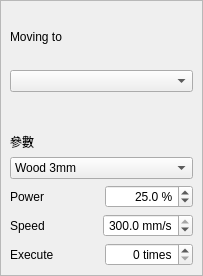
Qt form src/widgets/panels/layer-params-panel.ui (flux3dp/swiftray) before a commit.
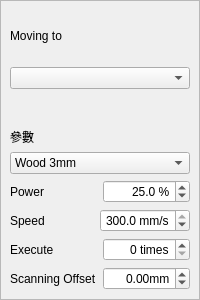
The same form after that commit.

Diff of the .ui file:
```diff
--- a/src/widgets/panels/layer-params-panel.ui
+++ b/src/widgets/panels/layer-params-panel.ui
@@ -6,10 +6,16 @@
    <rect>
     <x>0</x>
     <y>0</y>
-    <width>203</width>
-    <height>276</height>
+    <width>200</width>
+    <height>300</height>
    </rect>
   </property>
+  <property name="minimumSize">
+   <size>
+    <width>0</width>
+    <height>300</height>
+   </size>
+  </property>
   <property name="windowTitle">
    <string>Frame</string>
   </property>
@@ -63,8 +69,8 @@
        <rect>
         <x>0</x>
         <y>0</y>
-        <width>201</width>
-        <height>274</height>
+        <width>215</width>
+        <height>298</height>
        </rect>
       </property>
       <property name="sizePolicy">
@@ -229,6 +235,33 @@
          </item>
         </layout>
        </item>
+       <item>
+        <layout class="QHBoxLayout" name="horizontalLayout">
+         <item>
+          <widget class="QLabel" name="label_3">
+           <property name="text">
+            <string>Scanning Offset</string>
+           </property>
+          </widget>
+         </item>
+         <item>
+          <widget class="QDoubleSpinBox" name="backlashSpinBox">
+           <property name="alignment">
+            <set>Qt::AlignRight|Qt::AlignTrailing|Qt::AlignVCenter</set>
+           </property>
+           <property name="suffix">
+            <string>mm</string>
+           </property>
+           <property name="minimum">
+            <double>-99.989999999999995</double>
+           </property>
+           <property name="singleStep">
+            <double>0.010000000000000</double>
+           </property>
+          </widget>
+         </item>
+        </layout>
+       </item>
       </layout>
      </widget>
     </widget>
```
